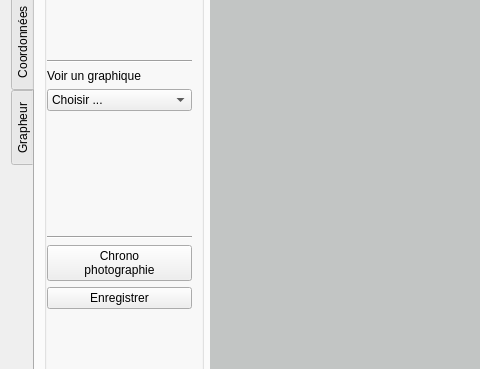
rene-d/pymecavideo, file src/pymecavideo_mini_layout.ui: the form before one commit; both pictures show x 0 to 480 and y 277 to 646 of the 1000 by 760 pixel window.
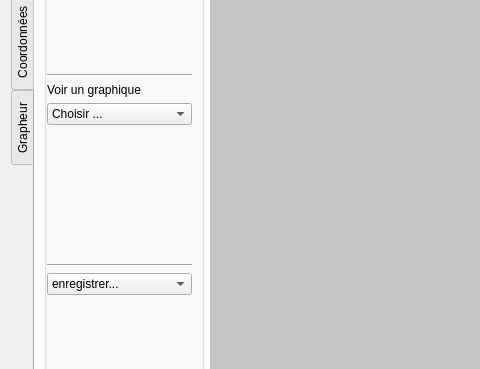
The form after the commit. The open tabs and pages were chosen to show the change. Icons and pictures are not drawn. Custom widgets are drawn as their Qt base class.

Commit message: Ajout chronophotogramme

What changed in the file:
```diff
--- a/src/pymecavideo_mini_layout.ui
+++ b/src/pymecavideo_mini_layout.ui
@@ -870,21 +870,22 @@
                 </widget>
                </item>
                <item>
-                <widget class="QPushButton" name="pushButtonChrono">
+                <widget class="QComboBox" name="comboBoxChrono">
+                 <item>
                  <property name="text">
-                  <string>Chrono
-photographie</string>
-                 </property>
-                </widget>
+                   <string>enregistrer...</string>
+                  </property>
                </item>
                <item>
-                <widget class="QPushButton" name="pushButtonEnregistreChrono">
-                 <property name="enabled">
-                  <bool>true</bool>
-                 </property>
+                  <property name="text">
+                   <string>Une chronophotographie</string>
+                  </property>
+                 </item>
+                 <item>
                  <property name="text">
-                  <string>Enregistrer</string>
-                 </property>
+                   <string>Un chronogramme</string>
+                  </property>
+                 </item>
                 </widget>
                </item>
                <item>
```
Left out of the diff: 4 changed lines with no effect on the pictures. Lines whose indentation alone changed are shown as unchanged. The commit also changes 1 other file.
